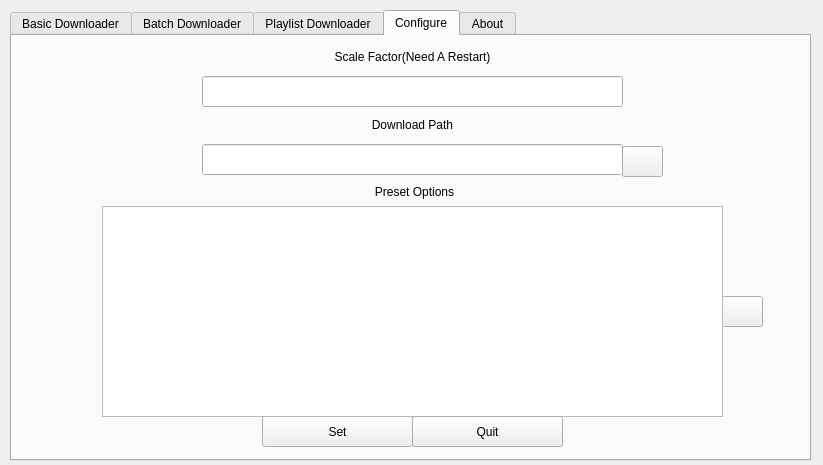
The window that src/mainwindow.ui (mhogomchungu/media-downloader) describes before a commit, drawn with Qt 5.
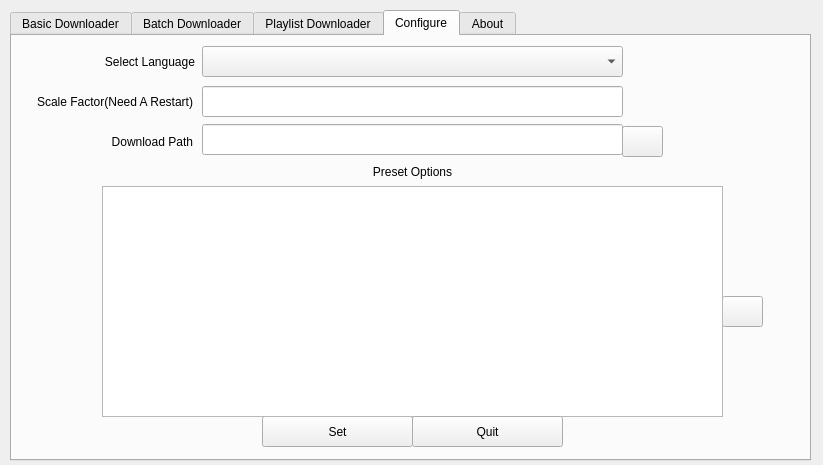
The same window after the commit. The open tabs and pages were chosen to show the change.

The edit to the form file:
```diff
--- a/src/mainwindow.ui
+++ b/src/mainwindow.ui
@@ -672,24 +672,27 @@
      <widget class="QLabel" name="labelConfigureScaleFactor">
       <property name="geometry">
        <rect>
-        <x>190</x>
-        <y>0</y>
-        <width>421</width>
-        <height>41</height>
+        <x>0</x>
+        <y>50</y>
+        <width>181</width>
+        <height>31</height>
        </rect>
       </property>
       <property name="text">
        <string>Scale Factor(Need A Restart)</string>
       </property>
       <property name="alignment">
-       <set>Qt::AlignCenter</set>
+       <set>Qt::AlignRight|Qt::AlignTrailing|Qt::AlignVCenter</set>
+      </property>
+      <property name="wordWrap">
+       <bool>true</bool>
       </property>
      </widget>
      <widget class="QPushButton" name="pbConfigureDownloadPath">
       <property name="geometry">
        <rect>
         <x>610</x>
-        <y>110</y>
+        <y>90</y>
         <width>41</width>
         <height>31</height>
        </rect>
@@ -701,8 +704,8 @@
      <widget class="QLabel" name="labelConfigurePresetOptions">
       <property name="geometry">
        <rect>
-        <x>192</x>
-        <y>140</y>
+        <x>190</x>
+        <y>120</y>
         <width>421</width>
         <height>31</height>
        </rect>
@@ -718,7 +721,7 @@
       <property name="geometry">
        <rect>
         <x>190</x>
-        <y>108</y>
+        <y>88</y>
         <width>421</width>
         <height>31</height>
        </rect>
@@ -727,17 +730,17 @@
      <widget class="QLabel" name="labelConfigureDownloadPath">
       <property name="geometry">
        <rect>
-        <x>190</x>
-        <y>68</y>
-        <width>421</width>
-        <height>41</height>
+        <x>0</x>
+        <y>90</y>
+        <width>181</width>
+        <height>31</height>
        </rect>
       </property>
       <property name="text">
        <string>Download Path</string>
       </property>
       <property name="alignment">
-       <set>Qt::AlignCenter</set>
+       <set>Qt::AlignRight|Qt::AlignTrailing|Qt::AlignVCenter</set>
       </property>
       <property name="wordWrap">
        <bool>true</bool>
@@ -747,7 +750,7 @@
       <property name="geometry">
        <rect>
         <x>190</x>
-        <y>40</y>
+        <y>50</y>
         <width>421</width>
         <height>31</height>
        </rect>
@@ -770,9 +773,9 @@
       <property name="geometry">
        <rect>
         <x>90</x>
-        <y>170</y>
+        <y>150</y>
         <width>621</width>
-        <height>211</height>
+        <height>231</height>
        </rect>
       </property>
      </widget>
@@ -789,6 +792,35 @@
        <string>Quit</string>
       </property>
      </widget>
+     <widget class="QComboBox" name="cbConfigureLanguage">
+      <property name="geometry">
+       <rect>
+        <x>190</x>
+        <y>10</y>
+        <width>421</width>
+        <height>31</height>
+       </rect>
+      </property>
+     </widget>
+     <widget class="QLabel" name="labelConfigureLanguage">
+      <property name="geometry">
+       <rect>
+        <x>2</x>
+        <y>10</y>
+        <width>181</width>
+        <height>31</height>
+       </rect>
+      </property>
+      <property name="text">
+       <string>Select Language</string>
+      </property>
+      <property name="alignment">
+       <set>Qt::AlignRight|Qt::AlignTrailing|Qt::AlignVCenter</set>
+      </property>
+      <property name="wordWrap">
+       <bool>true</bool>
+      </property>
+     </widget>
     </widget>
     <widget class="QWidget" name="tabAbout">
      <attribute name="title">
```
Left out of the diff: 2 changed lines with no effect on the pictures.
